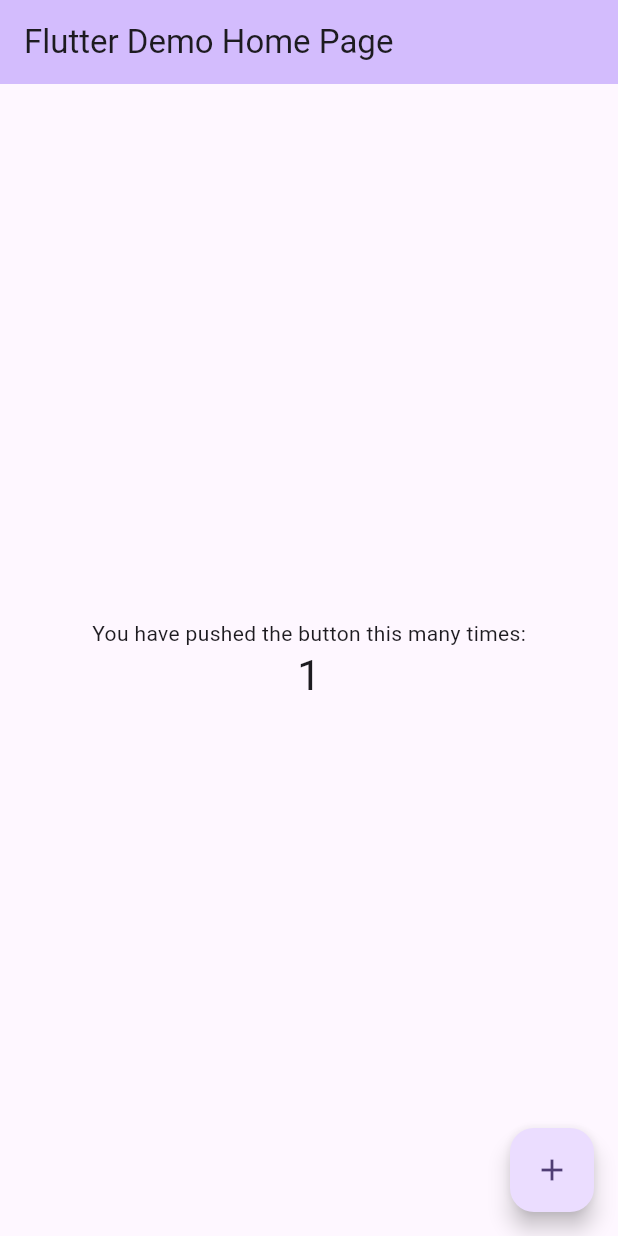
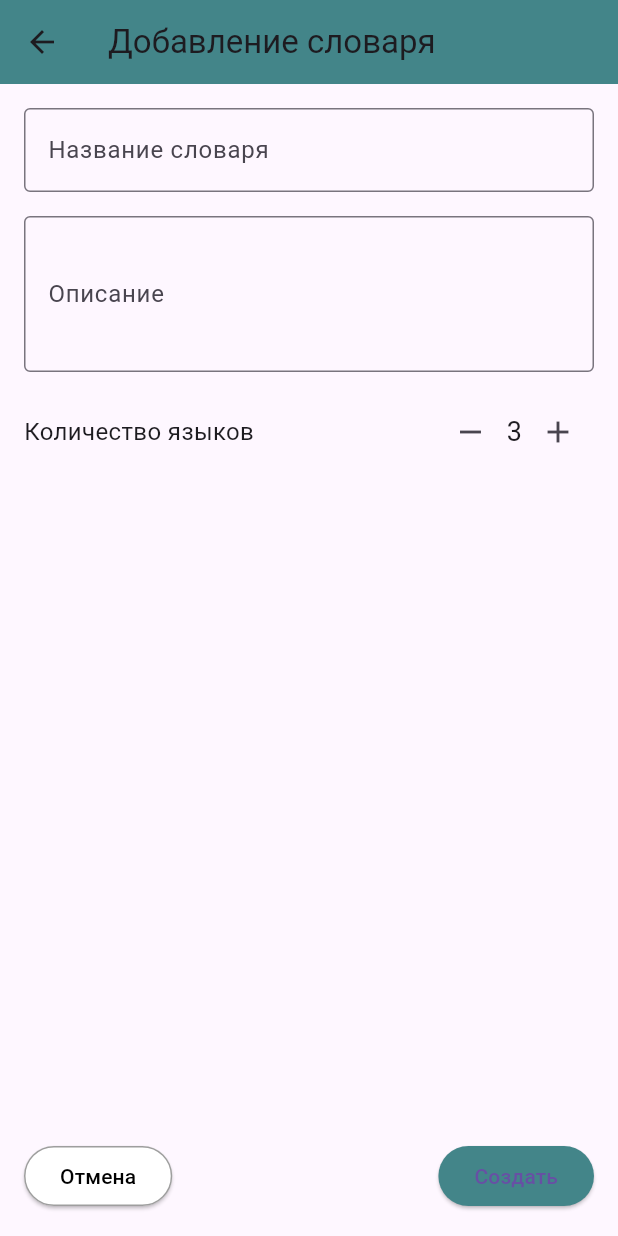
Before and after one commit to AlexaLeonid/Polyglot, a Flutter app: the screen it shows after launch, after a tap on the "add" icon, on a phone screen of 412 x 824 dp. Run offline on Flutter 3.47's test engine with Material 3 defaults, Android fonts, the phone set to English and light mode, and no system bars; our stand-ins replace sqflite; accounts and stored records are empty.

Commit message:
home page + glossary adding

```diff
--- a/lib/main.dart
+++ b/lib/main.dart
@@ -1,125 +1,289 @@
 import 'package:flutter/material.dart';
 
+import 'data/db/database.dart';
+
 void main() {
-  runApp(const MyApp());
+  runApp( MyApp());
 }
 
 class MyApp extends StatelessWidget {
-  const MyApp({super.key});
-
-  // This widget is the root of your application.
   @override
   Widget build(BuildContext context) {
     return MaterialApp(
-      title: 'Flutter Demo',
-      theme: ThemeData(
-        // This is the theme of your application.
-        //
-        // TRY THIS: Try running your application with "flutter run". You'll see
-        // the application has a purple toolbar. Then, without quitting the app,
-        // try changing the seedColor in the colorScheme below to Colors.green
-        // and then invoke "hot reload" (save your changes or press the "hot
-        // reload" button in a Flutter-supported IDE, or press "r" if you used
-        // the command line to start the app).
-        //
-        // Notice that the counter didn't reset back to zero; the application
-        // state is not lost during the reload. To reset the state, use hot
-        // restart instead.
-        //
-        // This works for code too, not just values: Most code changes can be
-        // tested with just a hot reload.
-        colorScheme: ColorScheme.fromSeed(seedColor: Colors.deepPurple),
-        useMaterial3: true,
-      ),
-      home: const MyHomePage(title: 'Flutter Demo Home Page'),
+      debugShowCheckedModeBanner: false,
+      home: HomePage(),
     );
   }
 }
 
-class MyHomePage extends StatefulWidget {
-  const MyHomePage({super.key, required this.title});
+class HomePage extends StatefulWidget {
+  @override
+  _HomePageState createState() => _HomePageState();
+}
 
-  // This widget is the home page of your application. It is stateful, meaning
-  // that it has a State object (defined below) that contains fields that affect
-  // how it looks.
 
-  // This class is the configuration for the state. It holds the values (in this
-  // case the title) provided by the parent (in this case the App widget) and
-  // used by the build method of the State. Fields in a Widget subclass are
-  // always marked "final".
 
-  final String title;
+class _HomePageState extends State<HomePage> {
+  late Future<List<Map<String, dynamic>>> _dictionariesFuture;
 
   @override
-  State<MyHomePage> createState() => _MyHomePageState();
-}
-
-class _MyHomePageState extends State<MyHomePage> {
-  int _counter = 0;
-
-  void _incrementCounter() {
+  void initState() {
+    super.initState();
+    _loadDictionaries();
+  }
+  void _loadDictionaries() {
     setState(() {
-      // This call to setState tells the Flutter framework that something has
-      // changed in this State, which causes it to rerun the build method below
-      // so that the display can reflect the updated values. If we changed
-      // _counter without calling setState(), then the build method would not be
-      // called again, and so nothing would appear to happen.
-      _counter++;
+      _dictionariesFuture = DatabaseHelper.instance.database.then((db) {
+        return db.query('dictionaries');
+      });
     });
   }
 
   @override
   Widget build(BuildContext context) {
-    // This method is rerun every time setState is called, for instance as done
-    // by the _incrementCounter method above.
-    //
-    // The Flutter framework has been optimized to make rerunning build methods
-    // fast, so that you can just rebuild anything that needs updating rather
-    // than having to individually change instances of widgets.
     return Scaffold(
+      backgroundColor: Color(0xFFFDFBE8), // Светлый бежевый цвет
       appBar: AppBar(
-        // TRY THIS: Try changing the color here to a specific color (to
-        // Colors.amber, perhaps?) and trigger a hot reload to see the AppBar
-        // change color while the other colors stay the same.
-        backgroundColor: Theme.of(context).colorScheme.inversePrimary,
-        // Here we take the value from the MyHomePage object that was created by
-        // the App.build method, and use it to set our appbar title.
-        title: Text(widget.title),
+        backgroundColor: Color(0xFF438589), // Бирюзовый цвет
+        title: SizedBox.shrink(), // Убираем текст в AppBar
+        leading: Icon(
+          Icons.person_outline, // Иконка пользователя
+          color: Colors.white,
+        ),
       ),
-      body: Center(
-        // Center is a layout widget. It takes a single child and positions it
-        // in the middle of the parent.
-        child: Column(
-          // Column is also a layout widget. It takes a list of children and
-          // arranges them vertically. By default, it sizes itself to fit its
-          // children horizontally, and tries to be as tall as its parent.
-          //
-          // Column has various properties to control how it sizes itself and
-          // how it positions its children. Here we use mainAxisAlignment to
-          // center the children vertically; the main axis here is the vertical
-          // axis because Columns are vertical (the cross axis would be
-          // horizontal).
-          //
-          // TRY THIS: Invoke "debug painting" (choose the "Toggle Debug Paint"
-          // action in the IDE, or press "p" in the console), to see the
-          // wireframe for each widget.
-          mainAxisAlignment: MainAxisAlignment.center,
-          children: <Widget>[
-            const Text(
-              'You have pushed the button this many times:',
+      body: Column(
+        children: [
+        Expanded(
+        child: FutureBuilder<List<Map<String, dynamic>>>(
+        future: _dictionariesFuture,
+        builder: (context, snapshot) {
+          if (snapshot.connectionState == ConnectionState.waiting) {
+            return Center(child: CircularProgressIndicator());
+          } else if (snapshot.hasError) {
+            return Center(child: Text("Ошибка: ${snapshot.error}"));
+          } else if (snapshot.data == null || snapshot.data!.isEmpty) {
+            return Center(
+              child: Text(
+                "Добавьте первый словарь!",
+                style: TextStyle(fontSize: 18, color: Colors.grey),
+              ),
+            );
+          } else {
+            final dictionaries = snapshot.data!;
+            return ListView.builder(
+              padding: EdgeInsets.all(16.0),
+              itemCount: dictionaries.length,
+              itemBuilder: (context, index) {
+                final dictionary = dictionaries[index];
+                return Card(
+                  margin: EdgeInsets.only(bottom: 16.0),
+                  child: ListTile(
+                    title: Text(dictionary['name'] ?? 'Без названия'),
+                    subtitle: Text(dictionary['description'] ?? 'Нет описания'),
+                    trailing: PopupMenuButton<String>(
+                      onSelected: (value) {
+                        if (value == 'delete') {
+                          _deleteDictionary(dictionary['id']);
+                        }
+                        // Можно добавить дополнительные действия, например, редактирование
+                      },
+                      itemBuilder: (context) => [
+                        PopupMenuItem(
+                          value: 'delete',
+                          child: Text('Удалить'),
+                        ),
+                      ],
+                    ),
+                    onTap: () {
+                      // Здесь можно открыть подробности словаря
+                      print('Открыть словарь: ${dictionary['name']}');
+                    },
+                  ),
+                );
+              },
+            );
+          }
+        },
+        ),
+        ),
+        ]
+    ),
+      bottomNavigationBar: BottomAppBar(
+        color: Color(0xFF438589), // Бирюзовый цвет
+        child: Row(
+          mainAxisAlignment: MainAxisAlignment.spaceAround,
+          children: [
+            IconButton(
+              icon: Icon(Icons.extension, color: Colors.white),
+              onPressed: () {},
             ),
-            Text(
-              '$_counter',
-              style: Theme.of(context).textTheme.headlineMedium,
+            IconButton(
+              icon: Icon(Icons.list, color: Colors.white),
+              onPressed: () {},
+            ),
+            IconButton(
+              icon: Icon(Icons.download, color: Colors.white),
+              onPressed: () {},
             ),
           ],
         ),
       ),
       floatingActionButton: FloatingActionButton(
-        onPressed: _incrementCounter,
-        tooltip: 'Increment',
-        child: const Icon(Icons.add),
-      ), // This trailing comma makes auto-formatting nicer for build methods.
+        onPressed: () async {
+          await Navigator.push(
+            context,
+            MaterialPageRoute(builder: (context) => AddDictionaryPage()),
+          );
+          _loadDictionaries(); // Перезагружаем список после добавления
+        },
+        backgroundColor: Color(0xFF438589),
+        child: Icon(Icons.add, color: Colors.white),
+      ),
+      floatingActionButtonLocation: FloatingActionButtonLocation.endDocked,
+    );
+
+  }
+  Future<void> _deleteDictionary(int dictionaryId) async {
+    final dbHelper = await DatabaseHelper.instance;
+    await dbHelper.deleteDictionary(dictionaryId);
+    _loadDictionaries(); // Обновляем список после удаления
+  }
+}
+
+class AddDictionaryPage extends StatefulWidget {
+  @override
+  _AddDictionaryPageState createState() => _AddDictionaryPageState();
+}
+
+class _AddDictionaryPageState extends State<AddDictionaryPage> {
+  final _nameController = TextEditingController();
+  final _descriptionController = TextEditingController();
+  int languageCount = 3;
+
+  Future<void> _saveDictionary() async {
+    final name = _nameController.text.trim();
+    final description = _descriptionController.text.trim();
+
+    if (name.isEmpty) {
+      ScaffoldMessenger.of(context).showSnackBar(
+        SnackBar(content: Text('Название словаря не может быть пустым')),
+      );
+      return;
+    }
+
+    // Сохраняем словарь в базу данных
+    try {
+      final dbHelper = DatabaseHelper.instance;
+      await dbHelper.insertDictionary(
+        name,
+        description,
+        null, // Временно передаём null для `word_of_chain_id`
+        languageCount,
+      );
+
+      ScaffoldMessenger.of(context).showSnackBar(
+        SnackBar(content: Text('Словарь успешно добавлен')),
+      );
+      Navigator.pop(context);
+    } catch (e) {
+      ScaffoldMessenger.of(context).showSnackBar(
+        SnackBar(content: Text('Ошибка при сохранении словаря: $e')),
+      );
+    }
+  }
+
+  @override
+  Widget build(BuildContext context) {
+    return Scaffold(
+      appBar: AppBar(
+        backgroundColor: Color(0xFF438589),
+        title: Text("Добавление словаря"),
+      ),
+      body: Padding(
+        padding: const EdgeInsets.all(16.0),
+        child: Column(
+          crossAxisAlignment: CrossAxisAlignment.start,
+          children: [
+            TextField(
+              controller: _nameController,
+              decoration: InputDecoration(
+                labelText: 'Название словаря',
+                border: OutlineInputBorder(),
+              ),
+            ),
+            SizedBox(height: 16),
+            TextField(
+              controller: _descriptionController,
+              decoration: InputDecoration(
+                labelText: 'Описание',
+                hintText: '(Необязательно)',
+                border: OutlineInputBorder(),
+              ),
+              maxLines: 3,
+            ),
+            SizedBox(height: 16),
+            Row(
+              mainAxisAlignment: MainAxisAlignment.spaceBetween,
+              children: [
+                Text(
+                  'Количество языков',
+                  style: TextStyle(fontSize: 16),
+                ),
+                Row(
+                  children: [
+                    IconButton(
+                      icon: Icon(Icons.remove),
+                      onPressed: () {
+                        setState(() {
+                          if (languageCount > 1) languageCount--;
+                        });
+                      },
+                    ),
+                    Text(
+                      '$languageCount',
+                      style: TextStyle(fontSize: 18),
+                    ),
+                    IconButton(
+                      icon: Icon(Icons.add),
+                      onPressed: () {
+                        setState(() {
+                          languageCount++;
+                        });
+                      },
+                    ),
+                  ],
+                ),
+              ],
+            ),
+            Spacer(),
+            Row(
+              mainAxisAlignment: MainAxisAlignment.spaceBetween,
+              children: [
+                ElevatedButton(
+                  onPressed: () {
+                    Navigator.pop(context);
+                  },
+                  style: ElevatedButton.styleFrom(
+                    backgroundColor: Colors.white,
+                    side: BorderSide(color: Colors.grey),
+                  ),
+                  child: Text(
+                    'Отмена',
+                    style: TextStyle(color: Colors.black),
+                  ),
+                ),
+                ElevatedButton(
+                  onPressed: _saveDictionary,
+                  style: ElevatedButton.styleFrom(
+                    backgroundColor: Color(0xFF438589),
+                  ),
+                  child: Text('Создать'),
+                ),
+              ],
+            ),
+          ],
+        ),
+      ),
     );
   }
 }
```
Also changed, not shown: 1 other file.
